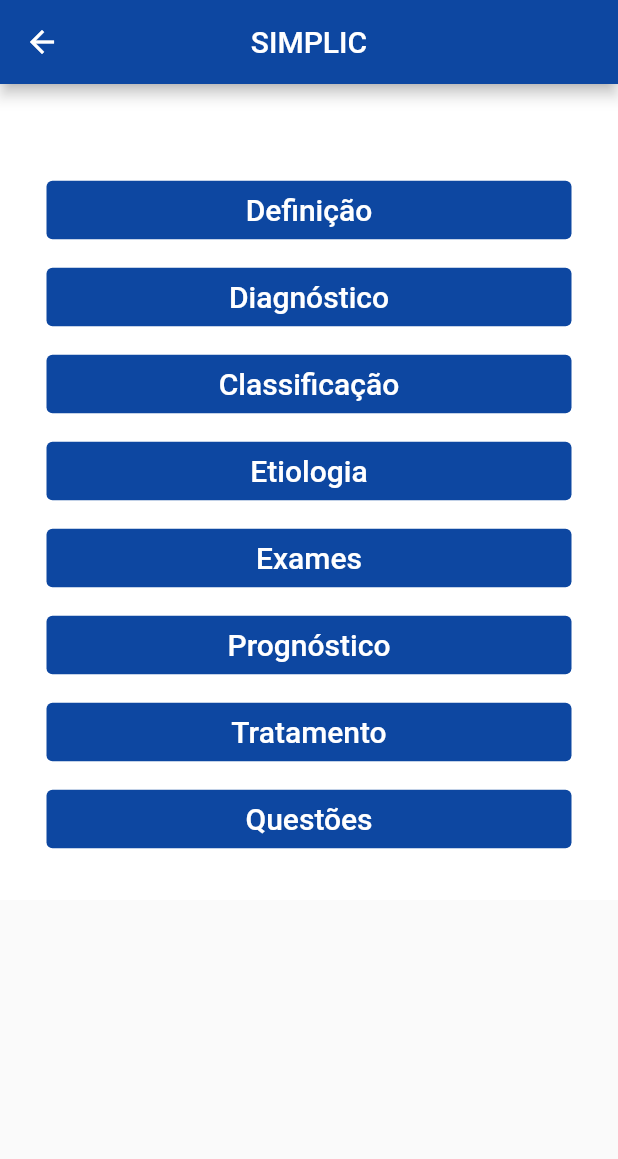
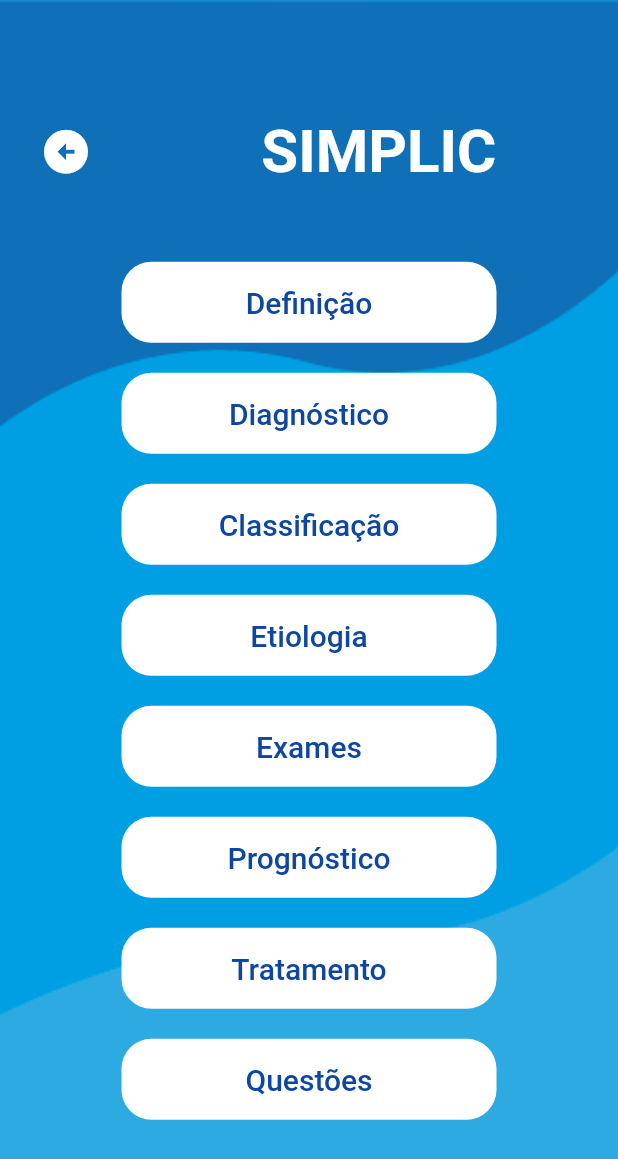
Before and after one commit to LIT-Unichristus/ic, a Flutter app: the screen it shows after launch, after a tap on "ENTRAR", on a phone screen of 412 x 824 dp. Shown: the top 1159 px of the screen. Run offline on Flutter 3.47's test engine with Material 2 defaults, Android fonts, the phone set to English and light mode, and no system bars; our stand-ins replace audioplayers, photo_view.

Commit message:
telas iniciais

```diff
--- a/lib/main.dart
+++ b/lib/main.dart
@@ -1,4 +1,5 @@
 import 'package:flutter/cupertino.dart';
+import 'package:insuficiencia_cardiaca/scr/theme_helper.dart';
 import 'package:insuficiencia_cardiaca/telaInicial.dart';
 import 'package:photo_view/photo_view.dart';
 import 'package:flutter/material.dart';
@@ -21,78 +22,68 @@ class HomePage extends StatelessWidget {
   @override
   Widget build(BuildContext context) {
     return Scaffold(
-        body: Center(
-          child: Padding(
-            padding: EdgeInsets.all(10.50),
+      body: Stack(
+        children: [
+          ThemeHelper().planoDeFundo(),
+          Center(
             child: SingleChildScrollView(
               child: Column(
                 children: [
-                  SizedBox(
-                    height: MediaQuery.of(context).size.width * 0.1,
+                  Row(
+                    mainAxisAlignment: MainAxisAlignment.center,
+                    children: [
+                      Image.asset(
+                        "assets/images/Logo.png",
+                        width: 250,
                       ),
-                  SizedBox(
-                    height: MediaQuery.of(context).size.width * 0.1,
+                    ],
                   ),
-                  Center(
-                    child: Image.asset(
-                      "assets/images/Logo.jpeg",
-                      fit: BoxFit.cover,
-                      height: 200,
-                    ),
-                  ),
-                  new Text("SIMPLIC",
+                  Padding(
+                    padding: const EdgeInsets.all(15.0),
+                    child: new Text("SIMPLIC",
                         textAlign: TextAlign.center,
                         style: TextStyle(
                           fontWeight: FontWeight.bold,
                           color: Colors.blue[900],
-                        fontSize: 40.0,
+                          fontSize: 50.0,
                         )),
+                  ),
                   new Text("Simplificando a Insuficiência Cardíaca",
                       textAlign: TextAlign.center,
                       style: TextStyle(
                           fontWeight: FontWeight.bold,
-                        fontSize: 13.0,
-                      )),
+                          fontSize: 20.0,
+                          color: Colors.white)),
                   SizedBox(
                     height: MediaQuery.of(context).size.width * 0.1,
+                  ),
+                  Padding(
+                    padding: EdgeInsets.symmetric(vertical: 20.0),
+                    child: FlatButton(
+                        onPressed: () {
+                          Navigator.push(
+                              context,
+                              MaterialPageRoute(
+                                  builder: (context) => TelaInicial()));
+                        },
+                        child: ThemeHelper().button("ENTRAR")),
                   ),
                 ],
               ),
             ),
           ),
+        ],
       ),
-        bottomNavigationBar: Padding(
-          padding: const EdgeInsets.all(10.5),
-          child: Container(
-            height: 75,
-            child: GestureDetector(
-              onTap: () {
-                Navigator.push(context,
-                    MaterialPageRoute(builder: (context) => TelaInicial()));
-              },
-              child: Align(
-                alignment: Alignment.bottomLeft,
-                child: Padding(
-                  padding: EdgeInsets.all(5.50),
-                  child: getAppBorderButton(
-                      "ENTRAR",
-                      EdgeInsets.fromLTRB(0.0, 0.0, 0.0, 20.0),
-                      Colors.blue,
-                      Colors.white),
-                ),
-              ),
-            ),
-          ),
-        ));
+    );
   }
 }
 
-Widget getAppBorderButton(String buttonLabel, EdgeInsets margin, Color buttonColor, Color textColor) {
+Widget getAppBorderButton(
+    String buttonLabel, EdgeInsets margin, Color buttonColor, Color textColor) {
   var loginBtn = new Container(
     margin: margin,
     padding: EdgeInsets.all(8.0),
     alignment: Alignment.center,
-
     decoration: new BoxDecoration(
       border: Border.all(color: const Color(0xFF28324E)),
       borderRadius: new BorderRadius.all(const Radius.circular(6.0)),
@@ -103,7 +94,6 @@ Widget getAppBorderButton(String buttonLabel, EdgeInsets margin, Color buttonCol
       textAlign: TextAlign.center,
       style: new TextStyle(
         color: textColor,
-
         fontSize: 20.0,
         fontWeight: FontWeight.bold,
         letterSpacing: 0.3,
--- /dev/null
+++ b/lib/scr/theme_helper.dart
@@ -0,0 +1,25 @@
+import 'package:flutter/cupertino.dart';
+import 'package:flutter/material.dart';
+
+class ThemeHelper {
+  Container planoDeFundo() {
+    return Container(
+      decoration: BoxDecoration(
+          image: DecorationImage(
+              image: AssetImage("assets/images/Menu.png"), fit: BoxFit.cover)),
+    );
+  }
+
+  Container button([String text = '']) {
+    return Container(
+        height: 54,
+        width: 250,
+        decoration: BoxDecoration(
+            color: Colors.white, borderRadius: BorderRadius.circular(20.0)),
+        child: Center(
+            child: Text(
+          text,
+          style: TextStyle(color: Colors.blue[900], fontSize: 20.0),
+        )));
+  }
+}
--- a/lib/telaInicial.dart
+++ b/lib/telaInicial.dart
@@ -5,13 +5,12 @@ import 'package:insuficiencia_cardiaca/Questao.dart';
 import 'package:insuficiencia_cardiaca/classificacao.dart';
 import 'package:insuficiencia_cardiaca/etiologia.dart';
 import 'package:insuficiencia_cardiaca/exames.dart';
+import 'package:insuficiencia_cardiaca/scr/theme_helper.dart';
 import 'package:insuficiencia_cardiaca/tratamento.dart';
 import 'diagnostico.dart';
 import 'prognostico.dart';
 import 'Questoes.dart';
 import 'package:photo_view/photo_view.dart';
-
-
 
 class TelaInicial extends StatefulWidget {
   const TelaInicial({Key? key}) : super(key: key);
@@ -24,199 +23,134 @@ class _TelaInicialState extends State<TelaInicial> {
   @override
   Widget build(BuildContext context) {
     return Scaffold(
-        appBar: AppBar(
-          backgroundColor: Colors.blue[900],
-          title: const Text('SIMPLIC'),
-          actions: [],
-          centerTitle: true,
-        ),
-        body: SafeArea(child: SingleChildScrollView(child: LayoutBuilder(
-            builder: (BuildContext context, BoxConstraints constraints) {
-          return Container(
-              width: MediaQuery.of(context).size.width,
-              color: Colors.white,
-              padding: const EdgeInsets.only(top: 60.0),
-              alignment: Alignment.center,
+      body: Stack(
+        children: [
+          ThemeHelper().planoDeFundo(),
+          Center(
+            child: SingleChildScrollView(
               child: Column(
                 children: [
+                  Row(children: [
+                    FlatButton(
+                        onPressed: () => Navigator.of(context).pop(),
+                        child: Icon(
+                          Icons.arrow_circle_left,
+                          color: Colors.white,
+                          size: 35.0,
+                        )),
+                    Text("                      "),
+                    Padding(
+                      padding: const EdgeInsets.symmetric(
+                          vertical: 10, horizontal: 10),
+                      child: Text(
+                        "SIMPLIC",
+                        textAlign: TextAlign.center,
+                        style: TextStyle(
+                          fontWeight: FontWeight.bold,
+                          color: Colors.white,
+                          fontSize: 40.0,
+                        ),
+                      ),
+                    )
+                  ]),
                   SizedBox(
-                      width: 350,
-                      child: TextButton(
+                    height: 30.0,
+                  ),
+                  Padding(
+                    padding: EdgeInsets.symmetric(vertical: 10.0),
+                    child: FlatButton(
                         onPressed: () {
                           Navigator.push(
                               context,
                               MaterialPageRoute(
-                                builder: (context) => Definicao()),
-                          );
+                                  builder: (context) => Definicao()));
                         },
-                        child: const Text(
-                          "Definição",
-                          style: TextStyle(
-                              fontSize: 20,
-                              color: Colors.white,
-                              decoration: TextDecoration.none),
+                        child: ThemeHelper().button("Definição")),
                   ),
-                        style: ButtonStyle(
-                            backgroundColor:
-                                MaterialStateProperty.all(Colors.blue[900])),
-                      )),
-                  const SizedBox(height: 10),
-                  SizedBox(
-                      width: 350,
-                      child: TextButton(
+                  Padding(
+                    padding: EdgeInsets.symmetric(vertical: 10.0),
+                    child: FlatButton(
                         onPressed: () {
                           Navigator.push(
                               context,
                               MaterialPageRoute(
-                                builder: (context) => Diagnostico()),
-                          );
+                                  builder: (context) => Diagnostico()));
                         },
-                        child: const Text(
-                          "Diagnóstico",
-                          style: TextStyle(
-                              fontSize: 20,
-                              color: Colors.white,
-                              decoration: TextDecoration.none),
+                        child: ThemeHelper().button("Diagnóstico")),
                   ),
-                        style: ButtonStyle(
-                            backgroundColor:
-                                MaterialStateProperty.all(Colors.blue[900])),
-                      )),
-                  const SizedBox(height: 10),
-                  SizedBox(
-                      width: 350,
-                      child: TextButton(
+                  Padding(
+                    padding: EdgeInsets.symmetric(vertical: 10.0),
+                    child: FlatButton(
                         onPressed: () {
                           Navigator.push(
                               context,
                               MaterialPageRoute(
-                                builder: (context) => Classificacao()),
-                          );
+                                  builder: (context) => Classificacao()));
                         },
-                        child: const Text(
-                          "Classificação",
-                          style: TextStyle(
-                              fontSize: 20,
-                              color: Colors.white,
-                              decoration: TextDecoration.none),
+                        child: ThemeHelper().button("Classificação")),
                   ),
-                        style: ButtonStyle(
-                            backgroundColor:
-                                MaterialStateProperty.all(Colors.blue[900])),
-                      )),
-                  const SizedBox(height: 10),
-                  SizedBox(
-                      width: 350,
-                      child: TextButton(
-                        onPressed: () {
-                          Navigator.push(
-                            context,
-                            MaterialPageRoute(builder: (context) => Etiologia()),
-                          );
-                        },
-                        child: const Text(
-                          "Etiologia",
-                          style: TextStyle(
-                              fontSize: 20,
-                              color: Colors.white,
-                              decoration: TextDecoration.none),
-                        ),
-                        style: ButtonStyle(
-                            backgroundColor:
-                                MaterialStateProperty.all(Colors.blue[900])),
-                      )),
-                  const SizedBox(height: 10),
-                  SizedBox(
-                      width: 350,
-                      child: TextButton(
-                        onPressed: () {
-                          Navigator.push(
-                            context,
-                            MaterialPageRoute(builder: (context) => Exames()),
-                          );
-                        },
-                        child: const Text(
-                          "Exames",
-                          style: TextStyle(
-                              fontSize: 20,
-                              color: Colors.white,
-                              decoration: TextDecoration.none),
-                        ),
-                        style: ButtonStyle(
-                            backgroundColor:
-                                MaterialStateProperty.all(Colors.blue[900])),
-                      )),
-                  const SizedBox(height: 10),
-                  SizedBox(
-                      width: 350,
-                      child: TextButton(
-                        onPressed: () {
-                          Navigator.push(
-                            context,
-                            MaterialPageRoute(builder: (context) => Prognostico()),
-                          );
-                        },
-                        child: const Text(
-                          "Prognóstico",
-                          style: TextStyle(
-                              fontSize: 20,
-                              color: Colors.white,
-                              decoration: TextDecoration.none),
-                        ),
-                        style: ButtonStyle(
-                            backgroundColor:
-                                MaterialStateProperty.all(Colors.blue[900])),
-                      )),
-                  const SizedBox(height: 10),
-                  SizedBox(
-                      width: 350,
-                      child: TextButton(
+                  Padding(
+                    padding: EdgeInsets.symmetric(vertical: 10.0),
+                    child: FlatButton(
                         onPressed: () {
                           Navigator.push(
                               context,
                               MaterialPageRoute(
-                                builder: (context) => Tratamento()),
-                          );
+                                  builder: (context) => Etiologia()));
                         },
-                        child: const Text(
-                          "Tratamento",
-                          style: TextStyle(
-                              fontSize: 20,
-                              color: Colors.white,
-                              decoration: TextDecoration.none),
+                        child: ThemeHelper().button("Etiologia")),
                   ),
-                        style: ButtonStyle(
-                            backgroundColor:
-                                MaterialStateProperty.all(Colors.blue[900])),
-                      )),
-                  const SizedBox(height: 10),
-                  SizedBox(
-                      width: 350,
-                      child: TextButton(
+                  Padding(
+                    padding: EdgeInsets.symmetric(vertical: 10.0),
+                    child: FlatButton(
                         onPressed: () {
                           Navigator.push(
                               context,
-                            MaterialPageRoute(builder: (context) => Questao()),
-                          );
+                              MaterialPageRoute(
+                                  builder: (context) => Exames()));
                         },
-                        child: const Text(
-                          "Questões",
-                          style: TextStyle(
-                              fontSize: 20,
-                              color: Colors.white,
-                              decoration: TextDecoration.none),
+                        child: ThemeHelper().button("Exames")),
                   ),
-                        style: ButtonStyle(
-                            backgroundColor:
-                                MaterialStateProperty.all(Colors.blue[900])),
-                      )),
-
-                      SizedBox(
-                  height: 30.0,
+                  Padding(
+                    padding: EdgeInsets.symmetric(vertical: 10.0),
+                    child: FlatButton(
+                        onPressed: () {
+                          Navigator.push(
+                              context,
+                              MaterialPageRoute(
+                                  builder: (context) => Prognostico()));
+                        },
+                        child: ThemeHelper().button("Prognóstico")),
+                  ),
+                  Padding(
+                    padding: EdgeInsets.symmetric(vertical: 10.0),
+                    child: FlatButton(
+                        onPressed: () {
+                          Navigator.push(
+                              context,
+                              MaterialPageRoute(
+                                  builder: (context) => Tratamento()));
+                        },
+                        child: ThemeHelper().button("Tratamento")),
+                  ),
+                  Padding(
+                    padding: EdgeInsets.symmetric(vertical: 10.0),
+                    child: FlatButton(
+                        onPressed: () {
+                          Navigator.push(
+                              context,
+                              MaterialPageRoute(
+                                  builder: (context) => Questao()));
+                        },
+                        child: ThemeHelper().button("Questões")),
                   ),
                 ],
-              ));
-        }))));
+              ),
+            ),
+          ),
+        ],
+      ),
+    );
   }
 }
 
@@ -232,16 +166,14 @@ class Definicao extends StatelessWidget {
         actions: [],
         centerTitle: true,
       ),
-      body: SafeArea(
-        child: SingleChildScrollView(child:LayoutBuilder(
+      body: SafeArea(child: SingleChildScrollView(
+        child: LayoutBuilder(
             builder: (BuildContext context, BoxConstraints constraints) {
           return Container(
               width: MediaQuery.of(context).size.width,
               padding: const EdgeInsets.only(top: 60.0),
               alignment: Alignment.center,
-              decoration: BoxDecoration(
-                color: Colors.white
-              ),
+              decoration: BoxDecoration(color: Colors.white),
               child: Column(
                 children: [
                   Container(
@@ -254,13 +186,12 @@ class Definicao extends StatelessWidget {
                         borderRadius: BorderRadius.all(Radius.circular(10.0))),
                     child: Text(
                         'Síndrome clínica complexa, na qual o coração é incapaz de bombear o sangue de forma a atender às necessidades metabólicas tissulares, ou pode fazê-lo somente com elevadas pressões de enchimento (Diretriz Brasileira de Insuficiência Cardíaca Crônica e Aguda, 2018).',
-                      style:TextStyle(color: Colors.white,fontSize: 20)
-                    ),
+                        style: TextStyle(color: Colors.white, fontSize: 20)),
                   ),
                 ],
               ));
-        }),)
-      ),
+        }),
+      )),
     );
   }
 }
```
Also changed, not shown: assets/images/Logo.jpeg (deleted), assets/images/Logo.png (added), assets/images/Menu.png (added), pubspec.lock. Lines whose indentation alone changed are shown as unchanged.
